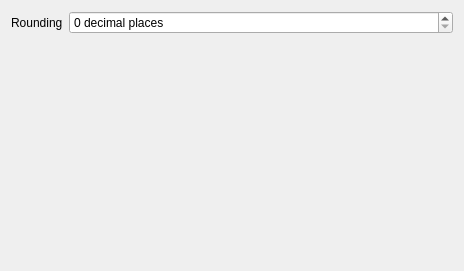
The window that plugins/calcy/dlg.ui (Chronial/launchy) describes before a commit, drawn with Qt 5.
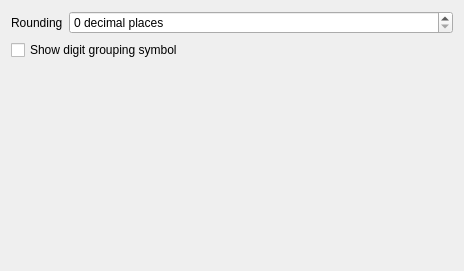
The same window after the commit.

Commit message: Made digit grouping symbol optional

Patch:
```diff
--- a/plugins/calcy/dlg.ui
+++ b/plugins/calcy/dlg.ui
@@ -36,6 +36,13 @@
        </property>
       </widget>
      </item>
+     <item row="1" column="0" colspan="2">
+      <widget class="QCheckBox" name="chkDigitGrouping">
+       <property name="text">
+        <string>Show digit grouping symbol</string>
+       </property>
+      </widget>
+     </item>
     </layout>
    </item>
   </layout>
```
The commit also changes 2 other files.
